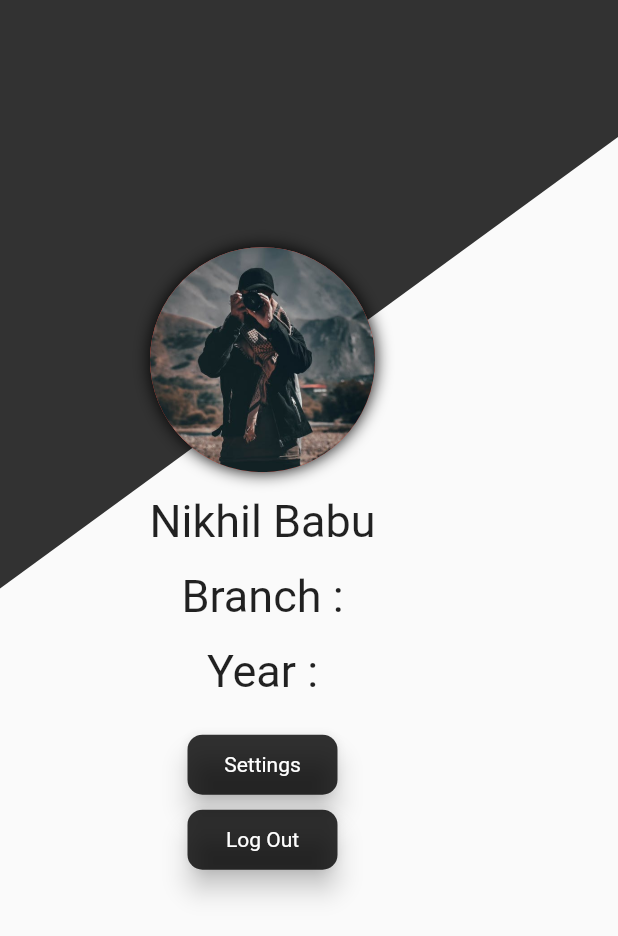
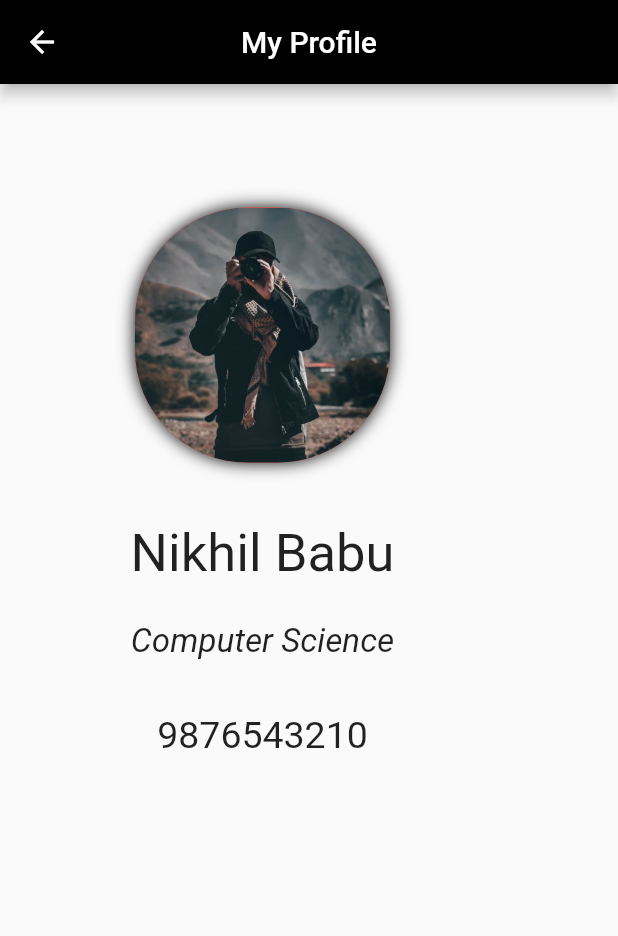
Before and after one commit to Nikhil713/MecDrive-Prototype, a Flutter app: the ProfilePage screen opened by its route, on a phone screen of 412 x 824 dp. Shown: the top 936 px of the screen. Run offline on Flutter 3.47's test engine with Material 2 defaults, Android fonts, the phone set to English and light mode, and no system bars; our stand-ins replace shared_preferences; missing offline and left inert: flutter_auth_buttons; accounts and stored records are empty.

Commit message:
Update profile page

```diff
--- a/lib/profile_page/profile.dart
+++ b/lib/profile_page/profile.dart
@@ -1,6 +1,4 @@
 import 'package:flutter/material.dart';
-
-
 
 class ProfilePage extends StatefulWidget {
   @override
@@ -11,21 +9,30 @@ class _MyHomePageState extends State<ProfilePage> {
   @override
   Widget build(BuildContext context) {
     return new Scaffold(
+      appBar: AppBar(
+        backgroundColor: Colors.black,
+        title: Text(
+          "My Profile",
+          style: TextStyle(color: Colors.white, fontSize: 20),
+        ),
+        centerTitle: true,
+      ),
       body: new Stack(
         children: <Widget>[
-          ClipPath(
-            child: Container(color: Colors.black.withOpacity(0.8)),
-            clipper: GetClipper(),
-          ),
+          // ClipPath(
+          //   child: Container(color: Colors.black.withOpacity(0.8)),
+          //   clipper: GetClipper(),
+          // ),
           Positioned(
             width: 350.0,
             // left: 30,
-            top: MediaQuery.of(context).size.height / 5,
+            top: MediaQuery.of(context).size.height / 10,
+
             child: Column(
               children: <Widget>[
                 Container(
-                  width: 150,
-                  height: 150,
+                  width: 170,
+                  height: 170,
                   decoration: BoxDecoration(
                       color: Colors.red,
                       image: DecorationImage(
@@ -36,74 +43,73 @@ class _MyHomePageState extends State<ProfilePage> {
                         BoxShadow(blurRadius: 9.0, color: Colors.black)
                       ]),
                 ),
-                SizedBox(height: 15.0),
+                SizedBox(height: 40.0),
                 Container(
                   child: Text(
                     'Nikhil Babu',
                     style: TextStyle(
-                      fontSize: 30.0,
+                      fontSize: 35.0,
                       // fontWeight: FontWeight.bold,
                     ),
                   ),
                 ),
-                SizedBox(height: 15),
+                SizedBox(height: 25),
                 Text(
-                  'Branch :',
+                  getBranch('CSA'),
                   style: TextStyle(
-                    fontSize: 30.0,
-                    // fontWeight: FontWeight.bold,
+                    fontSize: 22.0,
+                    fontStyle: FontStyle.italic,
                   ),
                 ),
-                SizedBox(height: 15),
+                SizedBox(height: 35),
                 Text(
-                  'Year :',
+                  '9876543210',
                   style: TextStyle(
-                    fontSize: 30.0,
+                    fontSize: 25.0,
                     // fontWeight: FontWeight.bold,
                   ),
                 ),
 
-
-                Column(
-                  children: <Widget>[
-                    SizedBox(height: 25.0),
-                    Container(
-                      height: 40.0,
-                      width: 100.0,
-                      child: Material(
-                        borderRadius: BorderRadius.circular(10.0),
-                        shadowColor: Colors.black,
-                        color: Colors.black.withOpacity(0.8),
-                        elevation: 7.0,
-                        child: GestureDetector(
-                          // onTap: () {},
-                          child: Center(
-                            child: Text('Settings',
-                                style: TextStyle(color: Colors.white)),
-                          ),
-                        ),
-                      ),
-                    ),
-                    SizedBox(height: 10.0),
-                    Container(
-                      height: 40.0,
-                      width: 100.0,
-                      child: Material(
-                        borderRadius: BorderRadius.circular(10.0),
-                        shadowColor: Colors.black,
-                        color: Colors.black.withOpacity(0.8),
-                        elevation: 7.0,
-                        child: GestureDetector(
-                          // onTap: () {},
-                          child: Center(
-                            child: Text('Log Out',
-                                style: TextStyle(color: Colors.white)),
-                          ),
-                        ),
-                      ),
-                    ),
-                  ],
-                ),
+                // Column(
+                //   children: <Widget>[
+                //     SizedBox(height: 25.0),
+                //     Container(
+                //       height: 40.0,
+                //       width: 100.0,
+                //       child: Material(
+                //         borderRadius: BorderRadius.circular(10.0),
+                //         shadowColor: Colors.black,
+                //         color: Colors.black.withOpacity(0.8),
+                //         elevation: 7.0,
+                //         child: GestureDetector(
+                //           // onTap: () {},
+                //           child: Center(
+                //             child: Text('Settings',
+                //                 style: TextStyle(color: Colors.white)),
+                //           ),
+                //         ),
+                //       ),
+                //     ),
+                //     SizedBox(height: 10.0),
+                //     Container(
+                //       height: 40.0,
+                //       width: 100.0,
+                //       child: Material(
+                //         borderRadius: BorderRadius.circular(10.0),
+                //         shadowColor: Colors.black,
+                //         color: Colors.black.withOpacity(0.8),
+                //         elevation: 7.0,
+                //         child: GestureDetector(
+                //           // onTap: () {},
+                //           child: Center(
+                //             child: Text('Log Out',
+                //                 style: TextStyle(color: Colors.white)),
+                //           ),
+                //         ),
+                //       ),
+                //     ),
+                //   ],
+                // ),
               ],
             ),
           )
@@ -129,3 +135,16 @@ class GetClipper extends CustomClipper<Path> {
     return true;
   }
 }
+
+getBranch(String branch)
+{
+  if(branch=='CSA' || branch =='CSB')
+    return 'Computer Science';
+  if(branch=='ECA' || branch =='ECB')
+    return 'Electronics & Communication';
+  if(branch=='EB')
+    return 'Electronics & Biomedical';
+  if(branch=='EEE')
+    return 'Electronics & Electrical';
+  return branch;
+}
```
Also changed, not shown: pubspec.lock, 1 other file.
